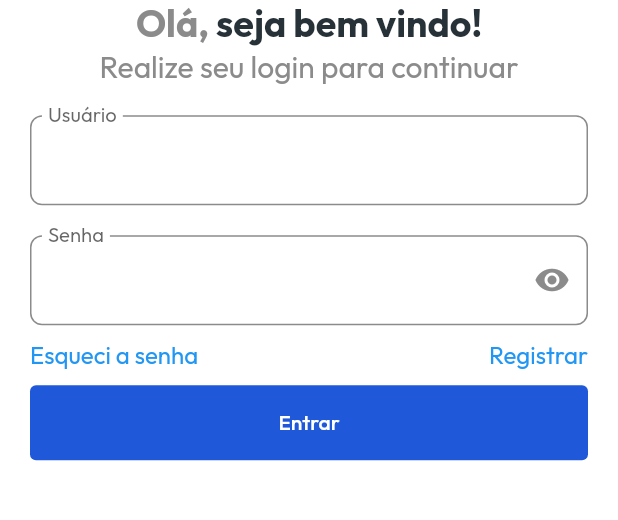
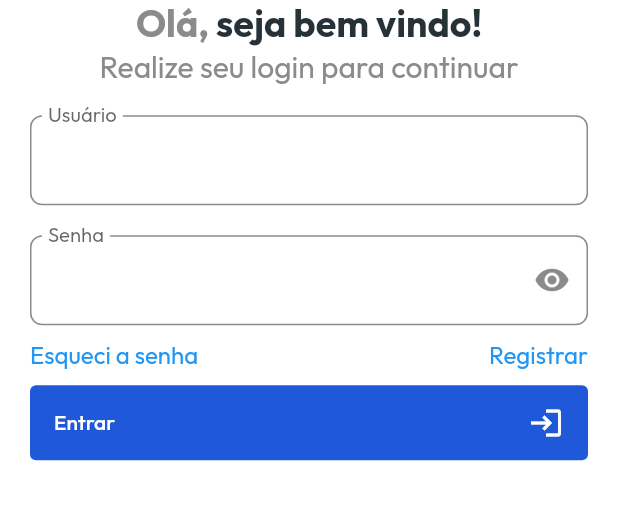
Before and after one commit to rennerborges/desenvolvimento_sistemas_moveis_tsi, a Flutter app: the screen it shows after launch, after a tap on "Entrar", on a phone screen of 412 x 824 dp, the part 493-1013 px from its top. Run offline on Flutter 3.47's test engine with Material 2 defaults, Android fonts, the phone set to English and light mode, and no system bars; our stand-ins replace google_fonts, image_picker, sqflite; missing offline and left inert: dart:ffi; accounts and stored records are empty.

Commit message:
feat: add splash screen

```diff
--- /dev/null
+++ b/invoice_up/lib/components/button.dart
@@ -0,0 +1,41 @@
+import 'package:flutter/material.dart';
+
+import '../utils/colors.dart';
+
+class ButtonInvoiceUp extends StatefulWidget {
+  late Widget child;
+  Color? backgroundColor;
+  void Function(BuildContext context)? onPressed;
+
+  ButtonInvoiceUp({
+    required this.child,
+    required this.onPressed,
+    this.backgroundColor,
+    super.key,
+  });
+
+  @override
+  State<ButtonInvoiceUp> createState() => _ButtonInvoiceUpState();
+}
+
+class _ButtonInvoiceUpState extends State<ButtonInvoiceUp> {
+  @override
+  Widget build(BuildContext context) {
+    return SizedBox(
+      width: double.infinity,
+      height: 50,
+      child: ElevatedButton(
+        style: ButtonStyle(
+          backgroundColor: MaterialStateProperty.all(
+            widget.backgroundColor ?? ColorsInvoiceUp.blueMain,
+          ),
+          elevation: MaterialStateProperty.all(0),
+        ),
+        onPressed: () {
+          widget.onPressed!(context);
+        },
+        child: widget.child,
+      ),
+    );
+  }
+}
--- a/invoice_up/lib/main.dart
+++ b/invoice_up/lib/main.dart
@@ -1,8 +1,6 @@
 import 'package:flutter/material.dart';
 import 'package:google_fonts/google_fonts.dart';
 import 'package:invoice_up/screens/splash/splash-screen.dart';
-
-import 'screens/login/login-screen.dart';
 
 void main() {
   runApp(const App());
@@ -23,7 +21,7 @@ class App extends StatelessWidget {
         ),
         primarySwatch: generateMaterialColorFromColor(const Color(0xff1F59DA)),
       ),
-      home: const LoginScreen(),
+      home: SplashScreen(),
     );
   }
 }
--- a/invoice_up/lib/screens/login/login-screen.dart
+++ b/invoice_up/lib/screens/login/login-screen.dart
@@ -1,4 +1,5 @@
 import 'package:flutter/material.dart';
+import 'package:invoice_up/components/button.dart';
 import 'package:invoice_up/components/input.dart';
 import 'package:invoice_up/components/link.dart';
 import 'package:invoice_up/components/text.dart';
@@ -61,21 +62,16 @@ class _LoginScreenState extends State<LoginScreen> {
                           LinkInvoiceUp('Registrar'),
                         ],
                       ),
-                      Container(
-                        width: double.infinity,
-                        height: 50,
-                        child: ElevatedButton(
-                          child: Text('Entrar'),
-                          style: ButtonStyle(
-                            backgroundColor: MaterialStateProperty.all(
-                              ColorsInvoiceUp.blueMain,
-                            ),
-                            elevation: MaterialStateProperty.all(0),
-                          ),
-                          onPressed: () {
-                            print('Hello');
-                          },
-                        ),
+                      ButtonInvoiceUp(
+                        child: Row(
+                            mainAxisAlignment: MainAxisAlignment.spaceBetween,
+                            children: const [
+                              Text('Entrar'),
+                              Icon(Icons.login),
+                            ]),
+                        onPressed: (context) {
+                          print('Hello');
+                        },
                       ),
                     ],
                   )),
--- a/invoice_up/lib/screens/splash/splash-screen.dart
+++ b/invoice_up/lib/screens/splash/splash-screen.dart
@@ -1,5 +1,6 @@
 import 'package:flutter/material.dart';
 import 'package:invoice_up/components/text.dart';
+import 'package:invoice_up/screens/login/login-screen.dart';
 import 'package:invoice_up/utils/colors.dart';
 
 class SplashScreen extends StatefulWidget {
@@ -14,10 +15,10 @@ class _SplashScreenState extends State<SplashScreen> {
   void initState() {
     super.initState();
 
-    // Future.delayed(const Duration(seconds: 2), () {
-    //   Navigator.push(context,
-    //       MaterialPageRoute(builder: ((context) => const HomeScreen())));
-    // });
+    Future.delayed(const Duration(seconds: 2), () {
+      Navigator.push(context,
+          MaterialPageRoute(builder: ((context) => const LoginScreen())));
+    });
   }
 
   @override
@@ -69,12 +70,6 @@ class _SplashScreenState extends State<SplashScreen> {
                 ),
               ],
             ),
-            TextInvoiceUp(
-              'Olá, ',
-              textBold: 'seja bem-vindo!',
-              onlyFontBold: true,
-              fontSize: 25,
-            ),
           ],
         ),
       ),
```
